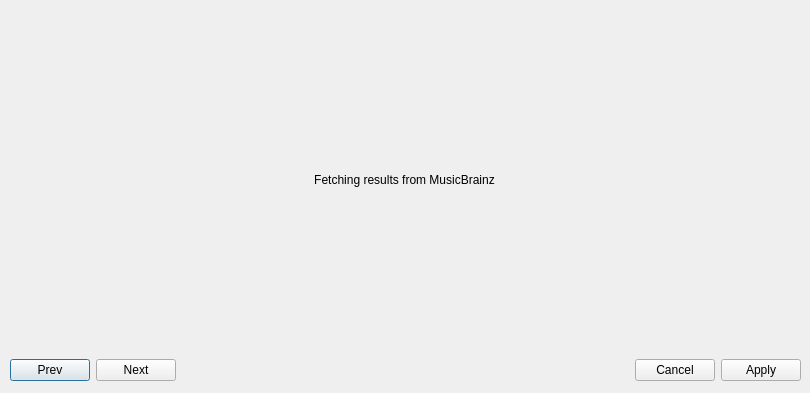
Old version of the form mixxx/src/dlgtagfetcher.ui in the repository weixindut/mixxx.
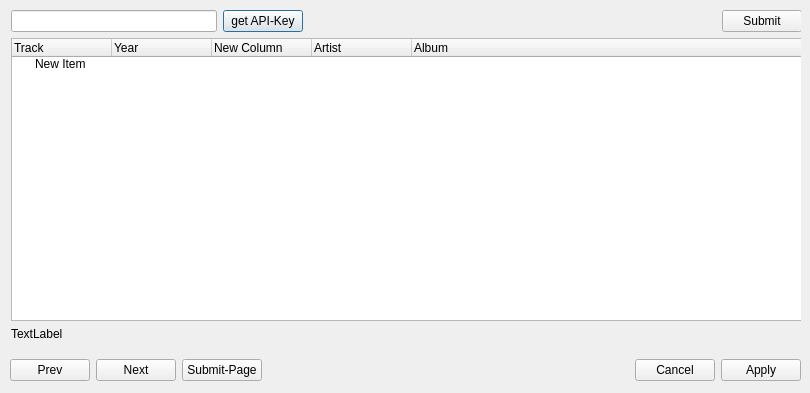
New version of the form. The open tabs and pages were chosen to show the change.

Commit message: added function to submit data to acoustID all network calls to acoustID server are now done gzip encoded

Diff of the .ui file:
```diff
--- a/mixxx/src/dlgtagfetcher.ui
+++ b/mixxx/src/dlgtagfetcher.ui
@@ -118,11 +118,85 @@
           </spacer>
          </item>
          <item>
-          <widget class="QLabel" name="loading">
-           <property name="text">
-            <string>&lt;html&gt;&lt;head/&gt;&lt;body&gt;&lt;p align=&quot;center&quot;&gt;Fetching results from MusicBrainz&lt;/p&gt;&lt;/body&gt;&lt;/html&gt;</string>
-           </property>
-          </widget>
+          <layout class="QHBoxLayout" name="horizontalLayout_3">
+           <item>
+            <spacer name="horizontalSpacer_4">
+             <property name="orientation">
+              <enum>Qt::Horizontal</enum>
+             </property>
+             <property name="sizeHint" stdset="0">
+              <size>
+               <width>40</width>
+               <height>20</height>
+              </size>
+             </property>
+            </spacer>
+           </item>
+           <item>
+            <widget class="QLabel" name="message1">
+             <property name="text">
+              <string>&lt;html&gt;&lt;head/&gt;&lt;body&gt;&lt;p&gt;&lt;span style=&quot; font-weight:600;&quot;&gt;Fetching track data from MusicBrainz&lt;/span&gt;&lt;/p&gt;&lt;/body&gt;&lt;/html&gt;</string>
+             </property>
+            </widget>
+           </item>
+           <item>
+            <spacer name="horizontalSpacer_5">
+             <property name="orientation">
+              <enum>Qt::Horizontal</enum>
+             </property>
+             <property name="sizeHint" stdset="0">
+              <size>
+               <width>40</width>
+               <height>20</height>
+              </size>
+             </property>
+            </spacer>
+           </item>
+          </layout>
+         </item>
+         <item>
+          <layout class="QHBoxLayout" name="horizontalLayout_4">
+           <item>
+            <spacer name="horizontalSpacer_6">
+             <property name="orientation">
+              <enum>Qt::Horizontal</enum>
+             </property>
+             <property name="sizeHint" stdset="0">
+              <size>
+               <width>40</width>
+               <height>20</height>
+              </size>
+             </property>
+            </spacer>
+           </item>
+           <item>
+            <widget class="QLabel" name="status">
+             <property name="text">
+              <string>&lt;html&gt;&lt;head/&gt;&lt;body&gt;&lt;p&gt;&lt;span style=&quot; font-weight:600;&quot;&gt;Status:&lt;/span&gt;&lt;/p&gt;&lt;/body&gt;&lt;/html&gt;</string>
+             </property>
+            </widget>
+           </item>
+           <item>
+            <widget class="QLabel" name="loading">
+             <property name="text">
+              <string/>
+             </property>
+            </widget>
+           </item>
+           <item>
+            <spacer name="horizontalSpacer_7">
+             <property name="orientation">
+              <enum>Qt::Horizontal</enum>
+             </property>
+             <property name="sizeHint" stdset="0">
+              <size>
+               <width>40</width>
+               <height>20</height>
+              </size>
+             </property>
+            </spacer>
+           </item>
+          </layout>
          </item>
          <item>
           <spacer name="verticalSpacer_4">
@@ -194,6 +268,124 @@
         </layout>
        </widget>
       </widget>
+      <widget class="QWidget" name="submit_page">
+       <widget class="QWidget" name="verticalLayoutWidget_5">
+        <property name="geometry">
+         <rect>
+          <x>1</x>
+          <y>0</y>
+          <width>791</width>
+          <height>331</height>
+         </rect>
+        </property>
+        <layout class="QVBoxLayout" name="verticalLayout_5">
+         <item>
+          <layout class="QHBoxLayout" name="horizontalLayout_2">
+           <item>
+            <widget class="QLineEdit" name="apikey">
+             <property name="text">
+              <string/>
+             </property>
+            </widget>
+           </item>
+           <item>
+            <widget class="QPushButton" name="btnApikey">
+             <property name="text">
+              <string>get API-Key</string>
+             </property>
+            </widget>
+           </item>
+           <item>
+            <spacer name="horizontalSpacer_3">
+             <property name="orientation">
+              <enum>Qt::Horizontal</enum>
+             </property>
+             <property name="sizeHint" stdset="0">
+              <size>
+               <width>40</width>
+               <height>20</height>
+              </size>
+             </property>
+            </spacer>
+           </item>
+           <item>
+            <spacer name="horizontalSpacer_2">
+             <property name="orientation">
+              <enum>Qt::Horizontal</enum>
+             </property>
+             <property name="sizeHint" stdset="0">
+              <size>
+               <width>40</width>
+               <height>20</height>
+              </size>
+             </property>
+            </spacer>
+           </item>
+           <item>
+            <widget class="QPushButton" name="btnSubmit">
+             <property name="text">
+              <string>Submit</string>
+             </property>
+            </widget>
+           </item>
+          </layout>
+         </item>
+         <item>
+          <widget class="QTreeWidget" name="submit_tree">
+           <column>
+            <property name="text">
+             <string>Track</string>
+            </property>
+           </column>
+           <column>
+            <property name="text">
+             <string>Year</string>
+            </property>
+           </column>
+           <column>
+            <property name="text">
+             <string>New Column</string>
+            </property>
+           </column>
+           <column>
+            <property name="text">
+             <string>Artist</string>
+            </property>
+           </column>
+           <column>
+            <property name="text">
+             <string>Album</string>
+            </property>
+           </column>
+           <item>
+            <property name="text">
+             <string>New Item</string>
+            </property>
+            <property name="text">
+             <string/>
+            </property>
+            <property name="text">
+             <string/>
+            </property>
+            <property name="text">
+             <string/>
+            </property>
+            <property name="text">
+             <string/>
+            </property>
+           </item>
+          </widget>
+         </item>
+         <item>
+          <widget class="QLabel" name="progressLabel">
+           <property name="text">
+            <string>TextLabel</string>
+           </property>
+          </widget>
+         </item>
+        </layout>
+       </widget>
+      </widget>
      </widget>
     </item>
     <item>
@@ -212,6 +404,13 @@
         </property>
        </widget>
       </item>
+      <item>
+       <widget class="QPushButton" name="btnSubmitPage">
+        <property name="text">
+         <string>Submit-Page</string>
+        </property>
+       </widget>
+      </item>
       <item>
        <spacer name="horizontalSpacer">
         <property name="orientation">
```
Left out of the diff: 10 changed lines with no effect on the pictures. The commit also changes 23 other files.
